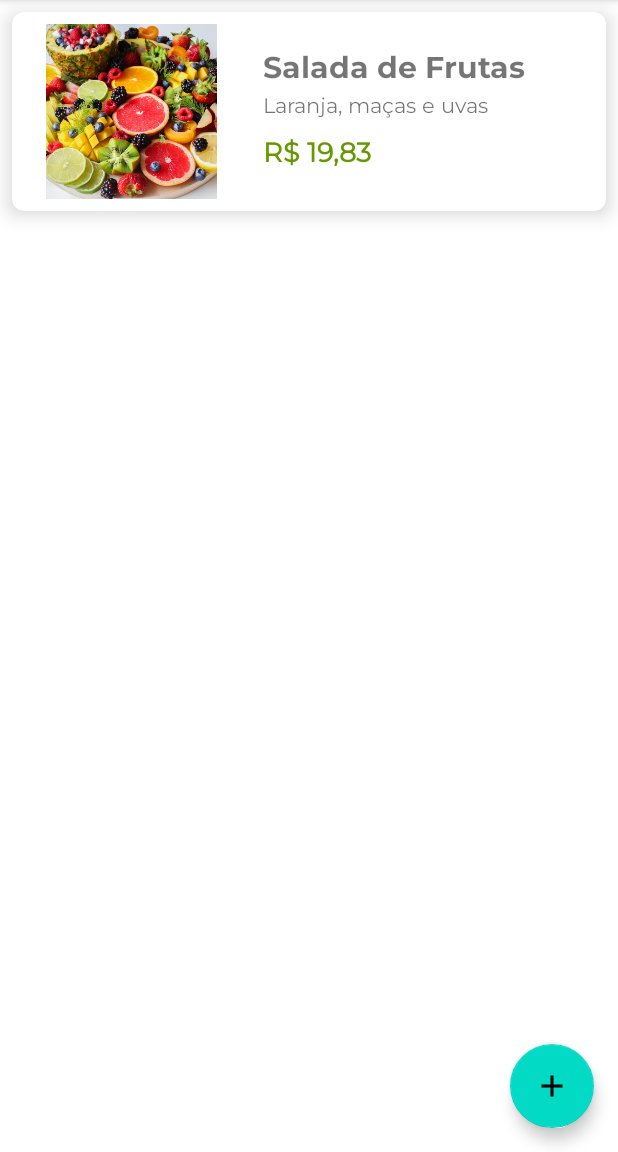
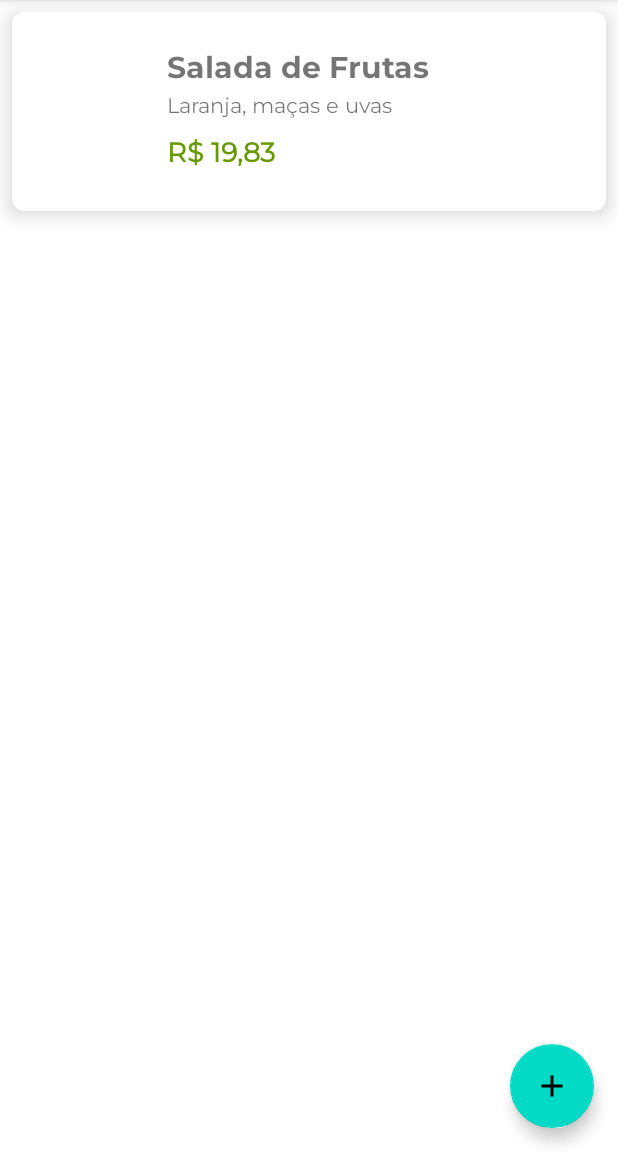
Before and after one commit to Beaads/OrgsAndroidKotlin, an Android app: the screen it shows after launch (ListaProdutosActivity), on a phone screen of 412 x 824 dp, the part 84-1236 px from its top. Run offline under Robolectric (Android 15) with nearby library versions, the phone set to English and light mode, and no system bars.

Commit message:
continua implementação

```diff
--- a/app/build.gradle
+++ b/app/build.gradle
@@ -36,7 +36,7 @@ android {
 }
 
 dependencies {
-
+    implementation "io.coil-kt:coil:1.2.2"
     implementation 'androidx.core:core-ktx:1.7.0'
     implementation 'androidx.appcompat:appcompat:1.4.1'
     implementation 'com.google.android.material:material:1.5.0'
--- a/app/src/main/AndroidManifest.xml
+++ b/app/src/main/AndroidManifest.xml
@@ -1,6 +1,8 @@
 <?xml version="1.0" encoding="utf-8"?>
 <manifest xmlns:android="http://schemas.android.com/apk/res/android"
     xmlns:tools="http://schemas.android.com/tools">
+
+    <uses-permission android:name="android.permission.INTERNET" />
 
     <application
         android:allowBackup="true"
--- /dev/null
+++ b/app/src/main/java/com/example/orgs/extensions/ImageViewExtension.kt
@@ -0,0 +1,13 @@
+package com.example.orgs.extensions
+
+import android.widget.ImageView
+import coil.load
+import com.example.orgs.R
+
+fun ImageView.tentaCarregarImagem(url: String? = null) {
+    load(url) {
+        fallback(R.drawable.erro)
+        error(R.drawable.erro)
+        placeholder(R.drawable.placeholder)
+    }
+}
--- a/app/src/main/java/com/example/orgs/model/Produto.kt
+++ b/app/src/main/java/com/example/orgs/model/Produto.kt
@@ -5,5 +5,6 @@ import java.math.BigDecimal
 data class Produto(
     val nome: String,
     val descricao: String,
-    val valor: BigDecimal
+    val valor: BigDecimal,
+    val imagem: String? = null
 )
--- a/app/src/main/java/com/example/orgs/ui/recyclerview/adapter/ListaProdutosAdapter.kt
+++ b/app/src/main/java/com/example/orgs/ui/recyclerview/adapter/ListaProdutosAdapter.kt
@@ -2,9 +2,13 @@ package com.example.orgs.ui.recyclerview.adapter
 
 import android.content.Context
 import android.view.LayoutInflater
+import android.view.View
 import android.view.ViewGroup
 import androidx.recyclerview.widget.RecyclerView
+import coil.load
+import com.example.orgs.R
 import com.example.orgs.databinding.ProdutoItemBinding
+import com.example.orgs.extensions.tentaCarregarImagem
 import com.example.orgs.model.Produto
 import java.math.BigDecimal
 import java.text.NumberFormat
@@ -29,6 +33,16 @@ class ListaProdutosAdapter(
             val valor = binding.produtoItemValor
             val valorEmMoeda: String = formataParaMoedaBrasileira(produto.valor)
             valor.text = valorEmMoeda
+
+            val visibilidade = if (produto.imagem != null) {
+                View.VISIBLE
+            } else {
+                View.GONE
+            }
+
+            binding.imageView.visibility = visibilidade
+
+            binding.imageView.tentaCarregarImagem(produto.imagem)
         }
 
         private fun formataParaMoedaBrasileira(valor: BigDecimal): String {
--- /dev/null
+++ b/app/src/main/res/drawable/placeholder.xml
@@ -0,0 +1,5 @@
+<?xml version="1.0" encoding="utf-8"?>
+<shape xmlns:android="http://schemas.android.com/apk/res/android"
+    android:shape="rectangle">
+    <solid android:color="#bcbcbc" />
+</shape>
```
Also changed, not shown: app/src/main/java/com/example/orgs/ui/activity/FormularioProdutoActivity.kt (+15 -4 lines), app/src/main/res/drawable/erro.png (added).
